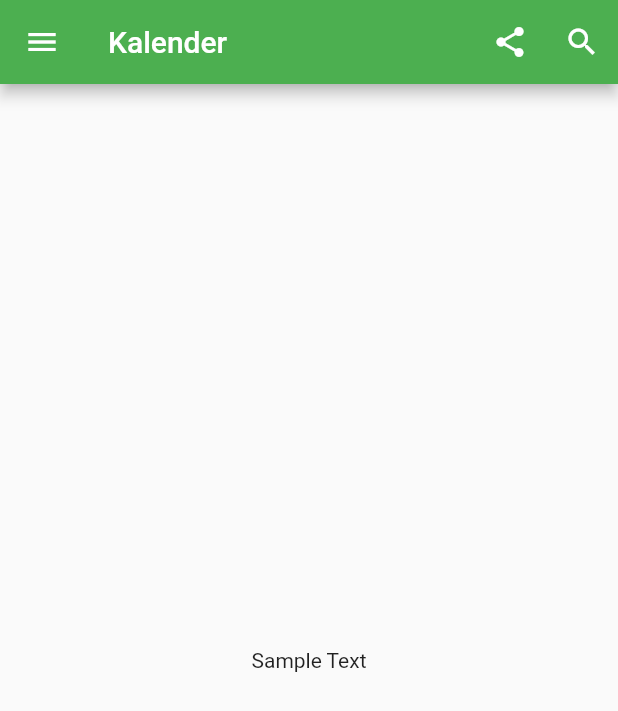
After one commit to alfrirafles/smp_kerinci, a Flutter app: the screen it shows after launch, on a phone screen of 412 x 824 dp. The commit adds this screen. Shown: the top 711 px of the screen. Run offline on Flutter 3.47's test engine with Material 2 defaults, Android fonts, the phone set to English and light mode, and no system bars.

Commit message:
Refactored scaffold to be reusable

```diff
--- a/lib/pages/calendar_page.dart
+++ b/lib/pages/calendar_page.dart
@@ -1,18 +1,16 @@
 import 'package:flutter/material.dart';
-import 'package:smp_kerinci/utilities/constants.dart';
+import 'package:smp_kerinci/pages/templates/base_page.dart';
 
 class CalendarPage extends StatelessWidget {
   @override
   Widget build(BuildContext context) {
-    return Scaffold(
-      appBar: AppBar(
-        backgroundColor: kTopNavBackgroundColor,
-        leading: IconButton(
+    return BasePage(
+      topNavTitle: 'Kalender',
+      topNavLeading: IconButton(
         icon: Icon(Icons.menu),
         onPressed: () {},
       ),
-        title: Text('Kalender'),
-        actions: [
+      topNavTrailing: [
         IconButton(
           icon: Icon(Icons.share),
           onPressed: () {},
@@ -20,9 +18,8 @@ class CalendarPage extends StatelessWidget {
         IconButton(
           icon: Icon(Icons.search),
           onPressed: () {},
-          ),
+        )
       ],
-      ),
       body: Container(
         child: Center(
           child: Text('Sample Text'),
--- /dev/null
+++ b/lib/pages/templates/base_page.dart
@@ -0,0 +1,33 @@
+import 'package:flutter/material.dart';
+import 'package:smp_kerinci/utilities/constants.dart';
+
+class BasePage extends StatelessWidget {
+  final Widget? topNavLeading;
+  final String topNavTitle;
+  final TextStyle? topNavTitleStyle;
+  final List<Widget>? topNavTrailing;
+  final Widget body;
+
+  BasePage(
+      {required this.topNavTitle,
+      this.topNavTitleStyle,
+      this.topNavLeading,
+      this.topNavTrailing,
+      required this.body});
+
+  @override
+  Widget build(BuildContext context) {
+    return Scaffold(
+      appBar: AppBar(
+        backgroundColor: kTopNavBackgroundColor,
+        leading: topNavLeading,
+        title: Text(
+          topNavTitle,
+          style: topNavTitleStyle,
+        ),
+        actions: topNavTrailing,
+      ),
+      body: body,
+    );
+  }
+}
```
Lines whose indentation alone changed are shown as unchanged.
